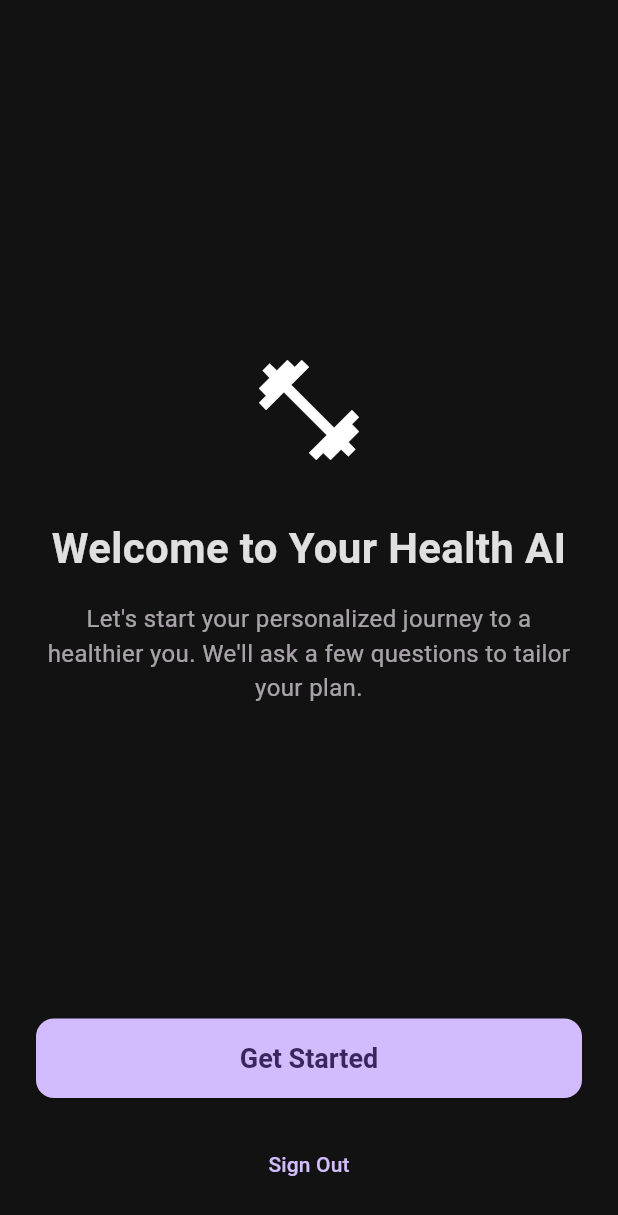
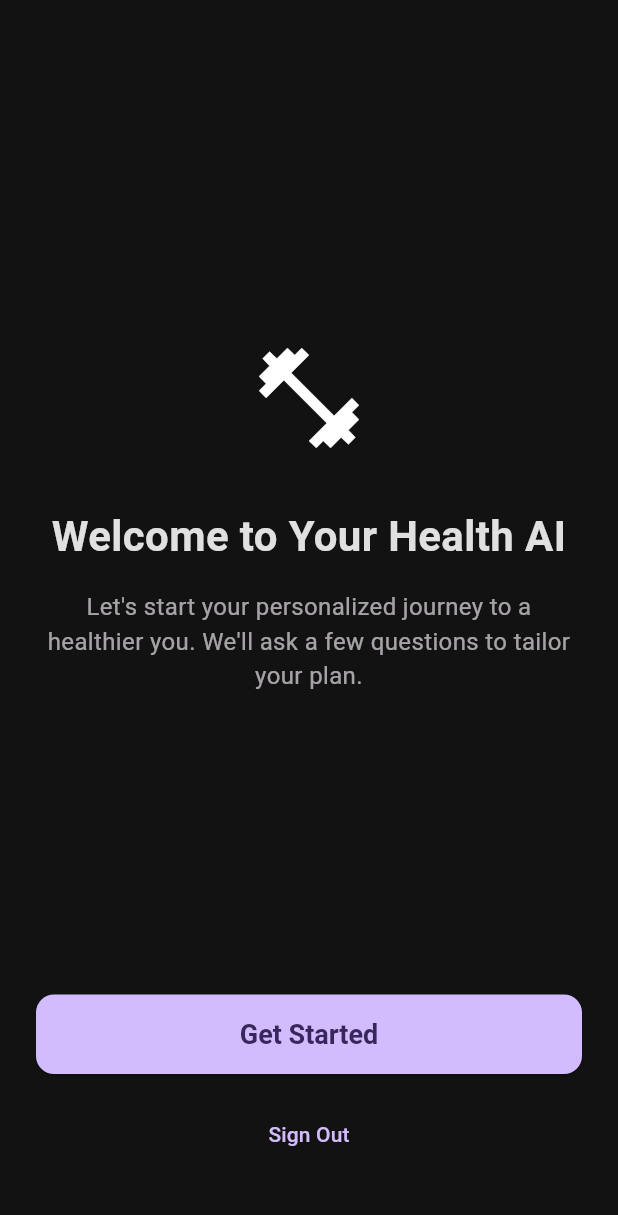
Before and after one commit to devrugu/health_ai_app, a Flutter app: the screen it shows once a user with an empty profile is signed in, after a tap on "Sign Out", on a phone screen of 412 x 824 dp. Shown: the top 1215 px of the screen. Run offline on Flutter 3.47's test engine with Material 3 defaults, Android fonts, the phone set to English and light mode, and no system bars; drawn by our look-alikes of flutter_animate; our stand-ins replace firebase_auth, firebase_core, google_sign_in, pinput; accounts and stored records are empty; generated files the repository leaves out were written again.

Commit message:
refactor: Upgrade project to Flutter 3.35 and fix breaking changes

```diff
--- a/lib/main.dart
+++ b/lib/main.dart
@@ -1,11 +1,10 @@
 // lib/main.dart
 
 import 'package:flutter/material.dart';
-// NEW: Import the Firebase Core package
 import 'package:firebase_core/firebase_core.dart';
 import 'package:health_ai_app/src/features/auth/presentation/widgets/auth_wrapper.dart';
-// NEW: Import the configuration file generated by FlutterFire
 import 'firebase_options.dart';
+import 'package:google_sign_in/google_sign_in.dart';
 
 // NEW: The main function is now 'async'
 Future<void> main() async {
@@ -15,6 +14,7 @@ Future<void> main() async {
   await Firebase.initializeApp(
     options: DefaultFirebaseOptions.currentPlatform,
   );
+  await GoogleSignIn.instance.initialize();
   runApp(const MyApp());
 }
 
@@ -63,18 +63,18 @@ class MyApp extends StatelessWidget {
               fontWeight: FontWeight.bold,
             ),
           ).copyWith(
-            backgroundColor: MaterialStateProperty.resolveWith<Color>(
-              (Set<MaterialState> states) {
-                if (states.contains(MaterialState.disabled)) {
-                  return Colors.white.withOpacity(0.12);
+            backgroundColor: WidgetStateProperty.resolveWith<Color>(
+              (Set<WidgetState> states) {
+                if (states.contains(WidgetState.disabled)) {
+                  return const Color.fromRGBO(255, 255, 255, 0.12);
                 }
                 return colorScheme.primary;
               },
             ),
-            foregroundColor: MaterialStateProperty.resolveWith<Color>(
-              (Set<MaterialState> states) {
-                if (states.contains(MaterialState.disabled)) {
-                  return Colors.white.withOpacity(0.38);
+            foregroundColor: WidgetStateProperty.resolveWith<Color>(
+              (Set<WidgetState> states) {
+                if (states.contains(WidgetState.disabled)) {
+                  return const Color.fromRGBO(255, 255, 255, 0.38);
                 }
                 return colorScheme.onPrimary;
               },
@@ -97,7 +97,7 @@ class MyApp extends StatelessWidget {
         ),
         inputDecorationTheme: InputDecorationTheme(
           filled: true,
-          fillColor: Colors.white.withOpacity(0.05),
+          fillColor: Color.fromRGBO(255, 255, 255, 0.05),
           border: OutlineInputBorder(
             borderRadius: BorderRadius.circular(12),
             borderSide: BorderSide.none,
--- a/lib/src/features/auth/presentation/screens/auth_screen.dart
+++ b/lib/src/features/auth/presentation/screens/auth_screen.dart
@@ -1,7 +1,6 @@
 // lib/src/features/auth/presentation/screens/auth_screen.dart
 
 import 'package:flutter/material.dart';
-import 'package:flutter_animate/flutter_animate.dart';
 import 'package:health_ai_app/src/features/auth/data/auth_service.dart';
 import 'package:health_ai_app/src/features/auth/presentation/screens/phone_auth_screen.dart';
 
@@ -20,7 +19,6 @@ class _AuthScreenState extends State<AuthScreen> {
   final _passwordController = TextEditingController();
   final _confirmPasswordController = TextEditingController();
 
-  // NEW: Create an instance of our AuthService
   final AuthService _authService = AuthService();
 
   void _toggleMode() {
@@ -30,7 +28,6 @@ class _AuthScreenState extends State<AuthScreen> {
     });
   }
 
-  // NEW: Updated submit logic
   Future<void> _submitForm() async {
     if (!(_formKey.currentState?.validate() ?? false)) {
       return;
@@ -39,6 +36,9 @@ class _AuthScreenState extends State<AuthScreen> {
     setState(() {
       _isLoading = true;
     });
+
+    // FIX 1: Store the ScaffoldMessenger before the async gap.
+    final scaffoldMessenger = ScaffoldMessenger.of(context);
 
     try {
       if (_isLoginMode) {
@@ -52,12 +52,10 @@ class _AuthScreenState extends State<AuthScreen> {
           password: _passwordController.text,
         );
       }
-      // If successful, the AuthWrapper will automatically navigate us.
-      // We don't need to do anything here.
-    } catch (e) {
-      // Handle errors (e.g., show a SnackBar)
-      ScaffoldMessenger.of(context).showSnackBar(
-        SnackBar(content: Text(e.toString())),
+    } on Exception catch (e) {
+      // Use the stored scaffoldMessenger.
+      scaffoldMessenger.showSnackBar(
+        SnackBar(content: Text(e.toString().replaceFirst('Exception: ', ''))),
       );
     }
 
@@ -68,15 +66,18 @@ class _AuthScreenState extends State<AuthScreen> {
     }
   }
 
-  // NEW: Google Sign-In logic
   Future<void> _signInWithGoogle() async {
     setState(() {
       _isLoading = true;
     });
+
+    // FIX 1 (again): Store the ScaffoldMessenger before the async gap.
+    final scaffoldMessenger = ScaffoldMessenger.of(context);
+
     try {
       await _authService.signInWithGoogle();
-    } catch (e) {
-      ScaffoldMessenger.of(context).showSnackBar(
+    } on Exception catch (e) {
+      scaffoldMessenger.showSnackBar(
         SnackBar(
             content: Text('Failed to sign in with Google: ${e.toString()}')),
       );
@@ -109,10 +110,7 @@ class _AuthScreenState extends State<AuthScreen> {
               mainAxisAlignment: MainAxisAlignment.center,
               crossAxisAlignment: CrossAxisAlignment.stretch,
               children: [
-                const Icon(Icons.fitness_center, size: 60)
-                    .animate()
-                    .fade(duration: 500.ms)
-                    .scale(),
+                const Icon(Icons.fitness_center, size: 60),
                 const SizedBox(height: 24),
                 AnimatedSwitcher(
                   duration: const Duration(milliseconds: 300),
@@ -134,7 +132,9 @@ class _AuthScreenState extends State<AuthScreen> {
                       : 'Let\'s get you started',
                   textAlign: TextAlign.center,
                   style: theme.textTheme.bodyLarge?.copyWith(
-                    color: theme.colorScheme.onSurface.withOpacity(0.7),
+                    // FIX 2: Use the new syntax for fade/opacity.
+                    color:
+                        theme.colorScheme.onSurface.withAlpha(178), // 0.7 * 255
                   ),
                 ),
                 const SizedBox(height: 40),
@@ -219,7 +219,6 @@ class _AuthScreenState extends State<AuthScreen> {
                 ),
                 const SizedBox(height: 24),
                 ElevatedButton.icon(
-                  // NEW: Call the Google Sign-In method
                   onPressed: _isLoading ? null : _signInWithGoogle,
                   icon: const Icon(Icons.g_mobiledata, size: 28),
                   label: const Text('Continue with Google'),
@@ -245,7 +244,9 @@ class _AuthScreenState extends State<AuthScreen> {
                     foregroundColor: Colors.white,
                   ),
                 ),
-              ].animate(interval: 100.ms).fadeIn().slideX(begin: -0.1),
+                // FIX 3: Remove the chained animation from the end of the list
+                // as it can sometimes conflict with other animations.
+              ],
             ),
           ),
         ),
--- a/lib/src/features/onboarding/presentation/screens/welcome_screen.dart
+++ b/lib/src/features/onboarding/presentation/screens/welcome_screen.dart
@@ -37,15 +37,15 @@ class WelcomeScreen extends StatelessWidget {
                   .slideY(begin: 0.2, end: 0),
               const SizedBox(height: 16),
               Text(
-                // <-- This is a Text widget, not a const anymore
                 'Let\'s start your personalized journey to a healthier you. We\'ll ask a few questions to tailor your plan.',
                 textAlign: TextAlign.center,
-                // --- CORRECTED ---
-                // Use a theme-aware color that is semi-transparent white.
                 style: TextStyle(
                   fontSize: 16,
-                  color:
-                      Theme.of(context).colorScheme.onSurface.withOpacity(0.7),
+                  // FIX: Use the new withAlpha method.
+                  color: Theme.of(context)
+                      .colorScheme
+                      .onSurface
+                      .withAlpha(178), // approx 0.7 opacity
                 ),
               )
                   .animate()
@@ -71,11 +71,12 @@ class WelcomeScreen extends StatelessWidget {
                   .animate()
                   .fadeIn(delay: 900.ms, duration: 400.ms)
                   .slideY(begin: 0.3, end: 0),
-              const SizedBox(height: 20),
+              const SizedBox(height: 16),
               TextButton(
                 onPressed: () => AuthService().signOut(),
                 child: const Text('Sign Out'),
               ),
+              const SizedBox(height: 20),
             ],
           ),
         ),
--- a/lib/src/features/onboarding/presentation/widgets/activity_level_step.dart
+++ b/lib/src/features/onboarding/presentation/widgets/activity_level_step.dart
@@ -35,7 +35,7 @@ class ActivityLevelStep extends StatelessWidget {
               // --- CORRECTED ---
               style: TextStyle(
                 fontSize: 16,
-                color: Theme.of(context).colorScheme.onSurface.withOpacity(0.7),
+                color: Theme.of(context).colorScheme.onSurface.withAlpha(178),
               )).animate().fadeIn(delay: 300.ms).slideX(begin: -0.1, end: 0),
           const SizedBox(height: 48),
           ...ActivityLevel.values.asMap().entries.map((entry) {
--- a/lib/src/features/onboarding/presentation/widgets/exercise_preference_step.dart
+++ b/lib/src/features/onboarding/presentation/widgets/exercise_preference_step.dart
@@ -34,7 +34,7 @@ class ExercisePreferenceStep extends StatelessWidget {
               textAlign: TextAlign.center,
               style: TextStyle(
                 fontSize: 16,
-                color: theme.colorScheme.onSurface.withOpacity(0.7),
+                color: theme.colorScheme.onSurface.withAlpha(178),
               )).animate().fadeIn(delay: 300.ms).slideX(begin: -0.1, end: 0),
           const SizedBox(height: 48),
           ...ExercisePreference.values.asMap().entries.map((entry) {
--- a/lib/src/features/onboarding/presentation/widgets/metric_input_step.dart
+++ b/lib/src/features/onboarding/presentation/widgets/metric_input_step.dart
@@ -34,7 +34,7 @@ class MetricInputStep extends StatelessWidget {
             textAlign: TextAlign.center,
             style: TextStyle(
               fontSize: 16,
-              color: Theme.of(context).colorScheme.onSurface.withOpacity(0.7),
+              color: Theme.of(context).colorScheme.onSurface.withAlpha(178),
             ),
           ).animate().fadeIn(delay: 300.ms).slideX(begin: -0.1, end: 0),
           const SizedBox(height: 48),
```
Also changed, not shown: lib/src/features/auth/data/auth_service.dart (+25 -32 lines), lib/src/features/auth/presentation/screens/otp_verification_screen.dart (+13 -20 lines), lib/src/features/dashboard/presentation/widgets/daily_summary_card.dart (+30 -21 lines), lib/src/features/dashboard/presentation/widgets/log_workout_card.dart (+6 -5 lines), lib/src/features/dashboard/presentation/widgets/meal_item_card.dart (+18 -24 lines), lib/src/features/dashboard/presentation/widgets/water_log_controls.dart (+10 -6 lines), lib/src/features/dashboard/presentation/widgets/water_tracker_card.dart (+5 -13 lines), lib/src/features/onboarding/presentation/screens/onboarding_details_screen.dart (+6 -3 lines), lib/src/features/onboarding/presentation/widgets/goal_selection_step.dart (+12 -7 lines), lib/src/features/workout/presentation/screens/log_workout_screen.dart (+5 -2 lines), pubspec.yaml (+4 -4 lines), pubspec.lock, 4 other files.
